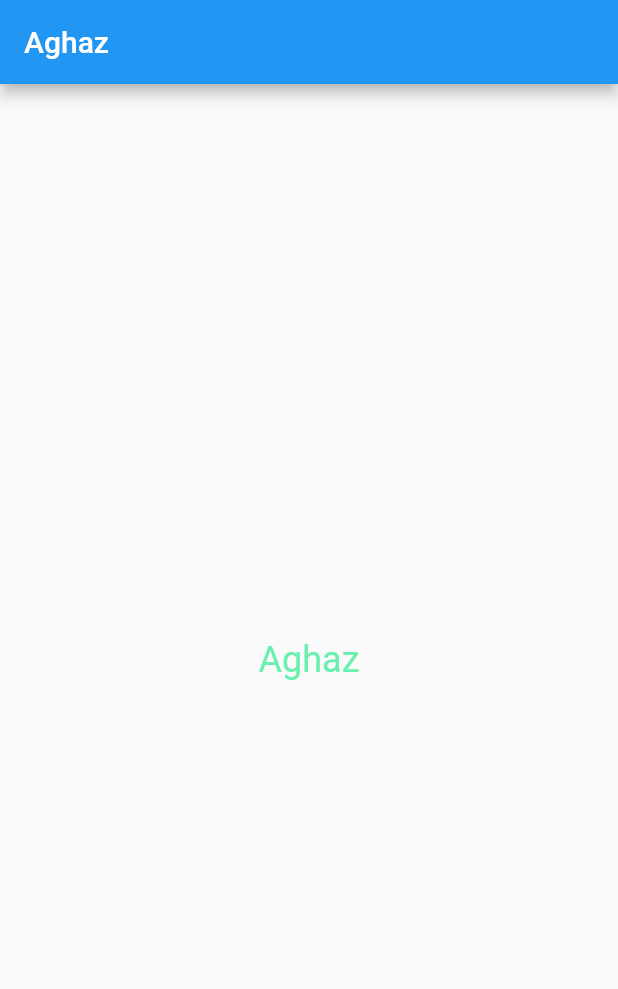
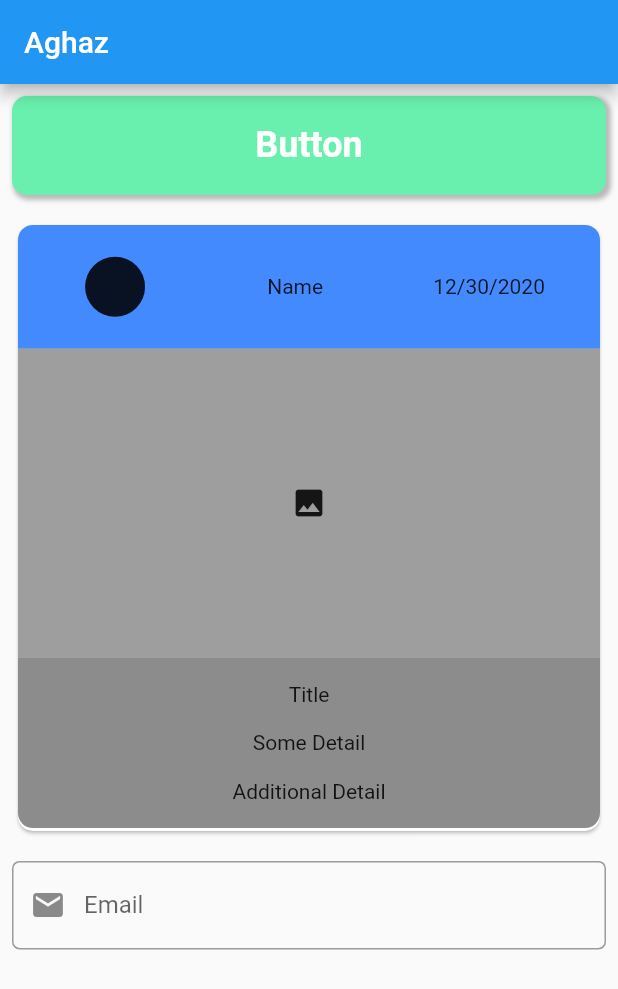
Before and after one commit to Wasiq08/aghaz, a Flutter app: the screen it shows after launch, on a phone screen of 412 x 824 dp. Shown: the top 989 px of the screen. Run offline on Flutter 3.47's test engine with Material 2 defaults, Android fonts, the phone set to English and light mode, and no system bars.

Commit message:
different wdgets to use throughout app

```diff
--- /dev/null
+++ b/lib/helper/ScreenSize.dart
@@ -0,0 +1,31 @@
+import 'package:flutter/material.dart';
+
+class ScreenSize {
+ static MediaQueryData _mediaQueryData;
+ static double screenWidth;
+ static double screenHeight;
+ static double blockSizeHorizontal;
+ static double blockSizeVertical;
+
+ static double _safeAreaHorizontal;
+			static double _safeAreaVertical;
+			static double safeBlockHorizontal;
+			static double safeBlockVertical;
+
+ void init(BuildContext context) {
+ _mediaQueryData = MediaQuery.of(context);
+				screenWidth = _mediaQueryData.size.width;
+				screenHeight = _mediaQueryData.size.height;
+				blockSizeHorizontal = screenWidth / 100;
+				blockSizeVertical = screenHeight / 100;
+
+				_safeAreaHorizontal = _mediaQueryData.padding.left +
+					_mediaQueryData.padding.right;
+				_safeAreaVertical = _mediaQueryData.padding.top +
+					_mediaQueryData.padding.bottom;
+				safeBlockHorizontal = (screenWidth -
+					_safeAreaHorizontal) / 100;
+				safeBlockVertical = (screenHeight -
+					_safeAreaVertical) / 100;
+ }
+}
--- a/lib/screens/MyHomePage.dart
+++ b/lib/screens/MyHomePage.dart
@@ -1,3 +1,6 @@
+import 'package:aghaz/widgets/AgahzTextField.dart';
+import 'package:aghaz/widgets/AghazButton.dart';
+import 'package:aghaz/widgets/AghazCard.dart';
 import 'package:flutter/material.dart';
 
 class MyHomePage extends StatefulWidget {
@@ -13,15 +16,35 @@ class _MyHomePageState extends State<MyHomePage> {
   @override
   Widget build(BuildContext context) {
     return Scaffold(
-      appBar: AppBar(
-        title: Text(widget.title),
-      ),
-      body: Center(
-        child: Text(
-          "Aghaz",
-          style: TextStyle(color: Colors.greenAccent, fontSize: 24),
+        appBar: AppBar(
+          title: Text(widget.title),
         ),
-      ),
-    );
+        body: SingleChildScrollView(
+          child: Column(
+            children: [
+              AghazButton(
+                lable: "Button",
+                onPress: () {
+                  print("Pressed");
+                },
+                color: Colors.greenAccent,
+              ),
+              AghazCard(
+                name: "Name",
+                date: "12/30/2020",
+                detail: "Some Detail",
+                color: Colors.blueAccent,
+                imageUrl: "",
+                title: "Title",
+                additionalDetail: "Additional Detail",
+              ),
+              AghazTextField(
+                lable: "Email",
+                hint: "Enter Email Address",
+                icon: Icons.mail,
+              )
+            ],
+          ),
+        ));
   }
 }
--- /dev/null
+++ b/lib/widgets/AgahzTextField.dart
@@ -0,0 +1,38 @@
+import 'package:aghaz/helper/ScreenSize.dart';
+import 'package:flutter/material.dart';
+
+class AghazTextField extends StatelessWidget {
+  final IconData icon;
+  final String hint;
+  final String lable;
+
+  const AghazTextField(
+      {Key key, @required this.hint, @required this.icon, @required this.lable})
+      : super(key: key);
+
+  @override
+  Widget build(BuildContext context) {
+    ScreenSize().init(context);
+    return Padding(
+      padding: const EdgeInsets.all(8.0),
+      child: Container(
+        width: ScreenSize.blockSizeHorizontal * 100,
+        height: ScreenSize.blockSizeVertical * 8,
+        child: TextFormField(
+          style: TextStyle(color: Colors.grey),
+          decoration: InputDecoration(
+            labelText: lable,
+            hintText: hint,
+            prefixIcon: Icon(icon),
+            border: OutlineInputBorder(
+              // borderSide: BorderSide(color:Colors.white,width:0),
+              borderRadius: BorderRadius.all(
+                Radius.circular(5),
+              ),
+            ),
+          ),
+        ),
+      ),
+    );
+  }
+}
--- /dev/null
+++ b/lib/widgets/AghazButton.dart
@@ -0,0 +1,51 @@
+import 'package:aghaz/helper/ScreenSize.dart';
+import 'package:flutter/material.dart';
+
+class AghazButton extends StatelessWidget {
+  final String lable;
+  final Function onPress;
+  final Color color;
+  const AghazButton(
+      {Key key,
+      @required this.lable,
+      @required this.onPress,
+      @required this.color})
+      : super(key: key);
+
+  @override
+  Widget build(BuildContext context) {
+    ScreenSize().init(context);
+    return Padding(
+      padding: const EdgeInsets.all(8.0),
+      child: InkWell(
+        onTap: onPress,
+        child: Container(
+          decoration: BoxDecoration(
+            color: color,
+            boxShadow: [
+              BoxShadow(
+                  color: Colors.black26,
+                  offset: Offset(2, 2),
+                  blurRadius: 2.5,
+                  spreadRadius: 1)
+            ],
+            borderRadius: BorderRadius.all(
+              Radius.circular(10),
+            ),
+          ),
+          width: ScreenSize.blockSizeHorizontal * 100,
+          height: ScreenSize.blockSizeVertical * 8,
+          child: Center(
+            child: Text(
+              lable,
+              style: TextStyle(
+                  color: Colors.white,
+                  fontSize: 24,
+                  fontWeight: FontWeight.w700),
+            ),
+          ),
+        ),
+      ),
+    );
+  }
+}
--- /dev/null
+++ b/lib/widgets/AghazCard.dart
@@ -0,0 +1,90 @@
+import 'package:flutter/material.dart';
+import 'package:aghaz/helper/ScreenSize.dart';
+
+class AghazCard extends StatelessWidget {
+  final String name;
+  final String date;
+  final String title;
+  final String imageUrl;
+  final String detail;
+  final String additionalDetail;
+  final Color color;
+
+  const AghazCard(
+      {Key key,
+      @required this.name,
+      @required this.date,
+      @required this.title,
+      @required this.additionalDetail,
+      @required this.detail,
+      @required this.imageUrl,
+      @required this.color})
+      : super(key: key);
+
+  @override
+  Widget build(BuildContext context) {
+    ScreenSize().init(context);
+    return Center(
+      child: Padding(
+        padding: const EdgeInsets.all(8.0),
+        child: Container(
+          width: ScreenSize.blockSizeHorizontal * 100,
+          height: ScreenSize.blockSizeVertical * 50,
+          child: Card(
+              shape: RoundedRectangleBorder(
+                  borderRadius: BorderRadius.circular(10.0)),
+              child: Column(
+                children: [
+                  Container(
+                      child: Row(
+                        mainAxisSize: MainAxisSize.min,
+                        mainAxisAlignment: MainAxisAlignment.spaceAround,
+                        children: <Widget>[
+                          Padding(
+                            padding: const EdgeInsets.all(8.0),
+                            child:
+                                CircleAvatar(backgroundColor: Colors.black87),
+                          ),
+                          Text(name),
+                          Text(date)
+                        ],
+                      ),
+                      decoration: BoxDecoration(
+                        color: color,
+                        borderRadius: BorderRadius.only(
+                            topRight: Radius.circular(10),
+                            topLeft: Radius.circular(10)),
+                      ),
+                      width: ScreenSize.blockSizeHorizontal * 100,
+                      height: ScreenSize.blockSizeVertical * 10),
+                  Container(
+                      child: Center(
+                        child: Icon(Icons.image),
+                      ),
+                      color: Colors.black38,
+                      width: ScreenSize.blockSizeHorizontal * 100,
+                      height: ScreenSize.blockSizeVertical * 25),
+                  Container(
+                      child: Column(
+                        mainAxisAlignment: MainAxisAlignment.spaceEvenly,
+                        children: [
+                          Text(title),
+                          Text(detail),
+                          Text(additionalDetail)
+                        ],
+                      ),
+                      decoration: BoxDecoration(
+                        color: Colors.black45,
+                        borderRadius: BorderRadius.only(
+                            bottomRight: Radius.circular(10),
+                            bottomLeft: Radius.circular(10)),
+                      ),
+                      width: ScreenSize.blockSizeHorizontal * 100,
+                      height: ScreenSize.blockSizeVertical * 13.8),
+                ],
+              )),
+        ),
+      ),
+    );
+  }
+}
```
